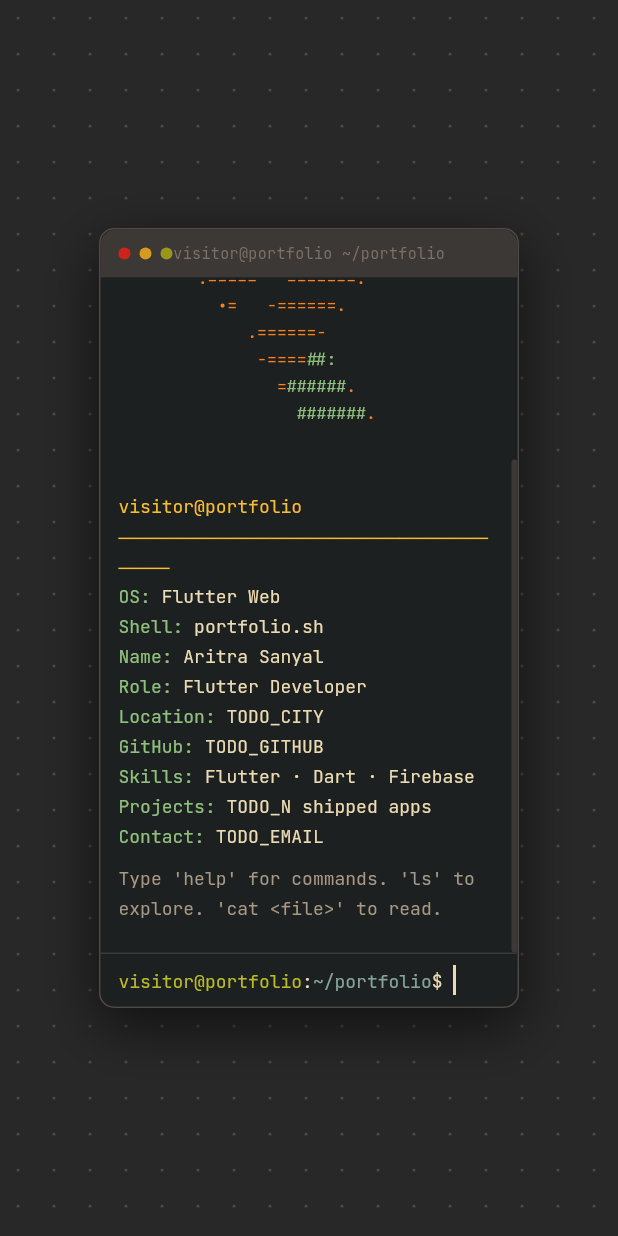
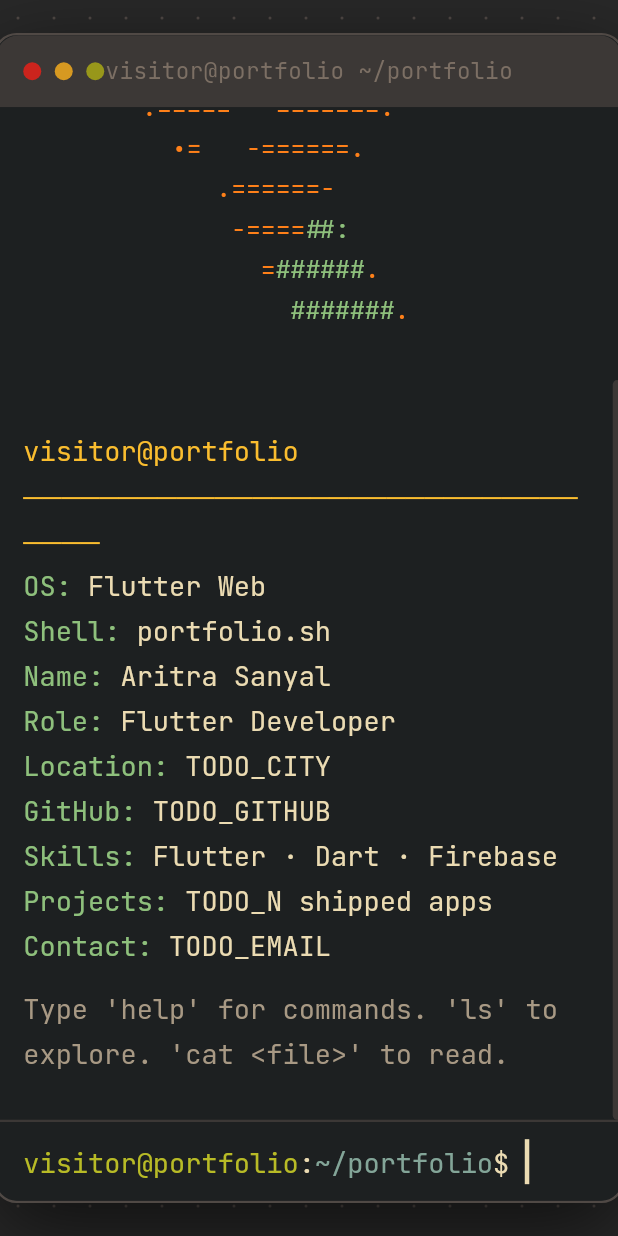
Before and after one commit to AritraSanyal/portfolio, a Flutter app: the screen it shows after launch, on a phone screen of 412 x 824 dp. Run offline on Flutter 3.47's test engine with Material 3 defaults, Android fonts, the phone set to English and light mode, and no system bars; our stand-ins replace google_fonts, web; missing offline and left inert: dart:js_interop.

Commit message:
feat: scale terminal 1.5x, update resume URL

```diff
--- a/lib/commands/builtin_commands.dart
+++ b/lib/commands/builtin_commands.dart
@@ -115,8 +115,8 @@
       return [_simple('open: missing argument', color: GruvboxColors.red)];
     }
     if (args[0].toLowerCase() == 'resume.pdf') {
-      // TODO: Replace TODO_RESUME_URL with your actual hosted resume PDF URL
-      const url = 'https://TODO_RESUME_URL';
+      const url =
+          'https://drive.google.com/uc?export=download&id=1W-c-V_WlJRwpJnir8KakdPOs9ZsjaHSt';
       try {
         await launchUrl(Uri.parse(url), mode: LaunchMode.externalApplication);
         return [_simple('Opening resume.pdf...', color: GruvboxColors.green)];
--- a/lib/features/loading/loading_screen.dart
+++ b/lib/features/loading/loading_screen.dart
@@ -140,6 +140,8 @@
             fit: StackFit.expand,
             children: [
               Center(
+                child: Transform.scale(
+                  scale: 1.5,
                   child: Column(
                     mainAxisSize: MainAxisSize.min,
                     children: [
@@ -173,6 +175,7 @@
                     ],
                   ),
                 ),
+              ),
               if (safeOverlayOpacity > 0)
                 IgnorePointer(
                   child: ColoredBox(
--- a/lib/features/terminal/terminal_page.dart
+++ b/lib/features/terminal/terminal_page.dart
@@ -64,7 +64,12 @@
             // Dot grid background
             const DotGridBackground(),
             // Centered terminal
-            const Center(child: TerminalWidget()),
+            Center(
+              child: Transform.scale(
+                scale: 1.5,
+                child: const TerminalWidget(),
+              ),
+            ),
             // Fastfetch trigger (invisible, fires once)
             if (!_fastfetchDone)
               Positioned.fill(
```
Lines whose indentation alone changed are shown as unchanged.
